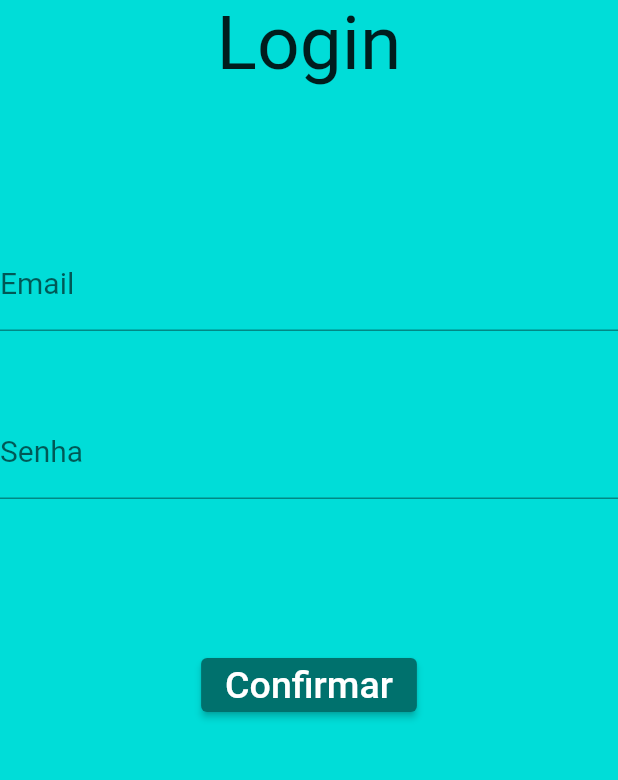
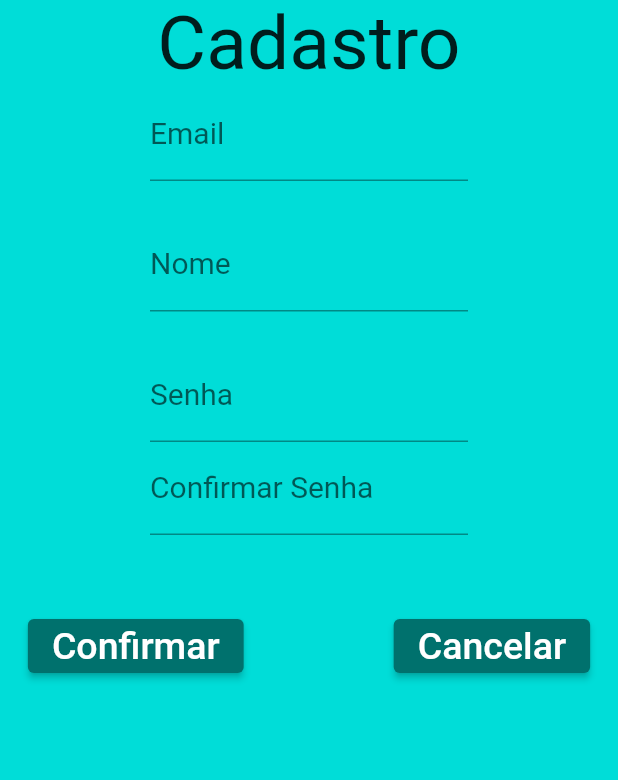
Before and after one commit to marcotech2002/Pathfinder_Sub-GL922A_App, a Flutter app: the screen it shows after launch, on a phone screen of 412 x 824 dp, the part 344-1124 px from its top. Run offline on Flutter 3.47's test engine with Material 2 defaults, Android fonts, the phone set to English and light mode, and no system bars.

Commit message:
commit tela cadastro

```diff
--- a/projeto_app/lib/main.dart
+++ b/projeto_app/lib/main.dart
@@ -1,6 +1,7 @@
 // ignore_for_file: prefer_const_constructors
 
 import 'package:flutter/material.dart';
+import 'view/tela_cadastro.dart';
 import 'view/tela_login.dart';
 
 void main()
@@ -9,7 +10,7 @@ void main()
     MaterialApp(
       debugShowCheckedModeBanner: false,
       title: 'Olá',
-      home: TelaLogin(),
+      home: TelaCadastro(),
     )
   );
 }
--- a/projeto_app/lib/view/tela_cadastro.dart
+++ b/projeto_app/lib/view/tela_cadastro.dart
@@ -1,6 +1,8 @@
 // ignore_for_file: prefer_const_constructors, prefer_const_literals_to_create_immutables
 
 import 'package:flutter/material.dart';
+
+import '../style/palette.dart';
 
 class TelaCadastro extends StatefulWidget
 {
@@ -12,11 +14,107 @@ class TelaCadastro extends StatefulWidget
 
 class _TelaCadastroState extends State<TelaCadastro>
 {
-
-
   @override
   Widget build(BuildContext context)
   {
-    return const Placeholder();
+    return Scaffold(
+      backgroundColor: Palette().Primary,
+      body: SingleChildScrollView(
+        child: Column(
+          children: <Widget>[
+            Image.asset('assets/images/logo.png'),
+            Text(
+              "Cadastro",
+              textAlign: TextAlign.center,
+              style: const TextStyle(
+                fontSize: 50,
+              ),
+            ),
+            Padding(
+              padding: const EdgeInsets.fromLTRB(100,0,100,0),
+              child: Column(
+                children: [
+                  TextField(
+                    decoration: InputDecoration(
+                      labelText: 'Email',
+                      labelStyle: const TextStyle(
+                        fontSize: 20,
+                      ),
+                    ),
+                  ),
+                  SizedBox(
+                    height: 25,
+                  ),
+                  TextField(
+                    decoration: InputDecoration(
+                      labelText: 'Nome',
+                      labelStyle: const TextStyle(
+                        fontSize: 20,
+                      ),
+                    ),
+                  ),
+                  SizedBox(
+                    height: 25,
+                  ),
+                  TextField(
+                    decoration: InputDecoration(
+                      labelText: 'Senha',
+                      labelStyle: const TextStyle(
+                        fontSize: 20,
+                      ),
+                    ),
+                  ),
+                  SizedBox(
+                    child: TextField(
+                      decoration: InputDecoration(
+                        labelText: 'Confirmar Senha',
+                        labelStyle: const TextStyle(
+                          fontSize: 20,
+                        ),
+                      ),
+                    ),
+                  ),
+                ]
+              ),
+            ),
+            Padding(
+              padding: const EdgeInsets.fromLTRB(0,50,0,50),
+              child: Row(
+                mainAxisAlignment: MainAxisAlignment.center,
+                children: [
+                  ElevatedButton(
+                    style: ElevatedButton.styleFrom(
+                      backgroundColor: Palette().Secondary,
+                    ),
+                    onPressed: () {},
+                    child: Text(
+                      'Confirmar',
+                      style: const TextStyle(
+                        fontSize: 25,
+                      ),
+                    ),
+                  ),
+                  SizedBox(
+                    width: 100,
+                  ),
+                  ElevatedButton(
+                    style: ElevatedButton.styleFrom(
+                      backgroundColor: Palette().Secondary,
+                    ),
+                    onPressed: () {},
+                    child: Text(
+                      'Cancelar',
+                      style: const TextStyle(
+                        fontSize: 25,
+                      ),
+                    ),
+                  ),
+                ],
+              ),
+            ),
+          ],
+        ),
+      ),
+    );
   }
 }
```
Also changed, not shown: 3 other files.
